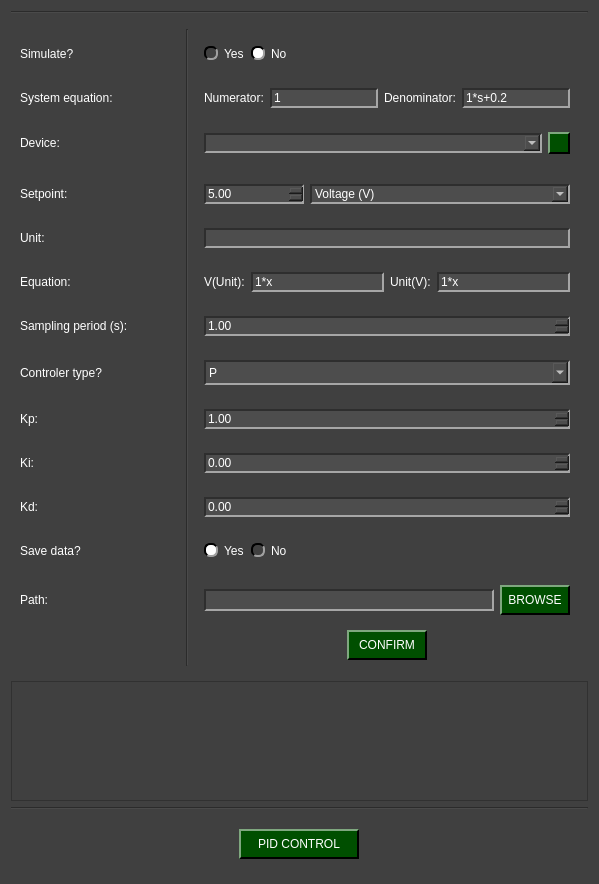
samirmartins/pydaq, file pydaq/uis/PyDAQ_pid_control_Arduino_widget.ui: the form before one commit.
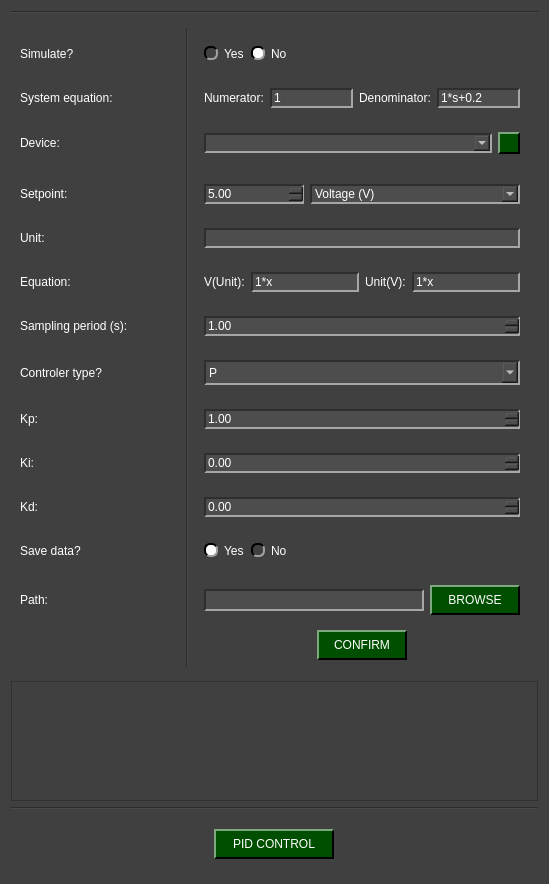
The form after the commit. Icons and pictures are not drawn.

```diff
--- a/pydaq/uis/PyDAQ_pid_control_Arduino_widget.ui
+++ b/pydaq/uis/PyDAQ_pid_control_Arduino_widget.ui
@@ -6,7 +6,7 @@
    <rect>
     <x>0</x>
     <y>0</y>
-    <width>599</width>
+    <width>549</width>
     <height>884</height>
    </rect>
   </property>
@@ -689,13 +689,13 @@
        <widget class="QPushButton" name="pushButton_confirm">
         <property name="minimumSize">
          <size>
-          <width>80</width>
+          <width>90</width>
           <height>30</height>
          </size>
         </property>
         <property name="maximumSize">
          <size>
-          <width>100</width>
+          <width>110</width>
           <height>16777215</height>
          </size>
         </property>
@@ -721,7 +721,7 @@
           <widget class="QPushButton" name="path_folder_browse">
            <property name="minimumSize">
             <size>
-             <width>70</width>
+             <width>90</width>
              <height>30</height>
             </size>
            </property>
```
Left out of the diff: 2 changed lines with no effect on the pictures.
